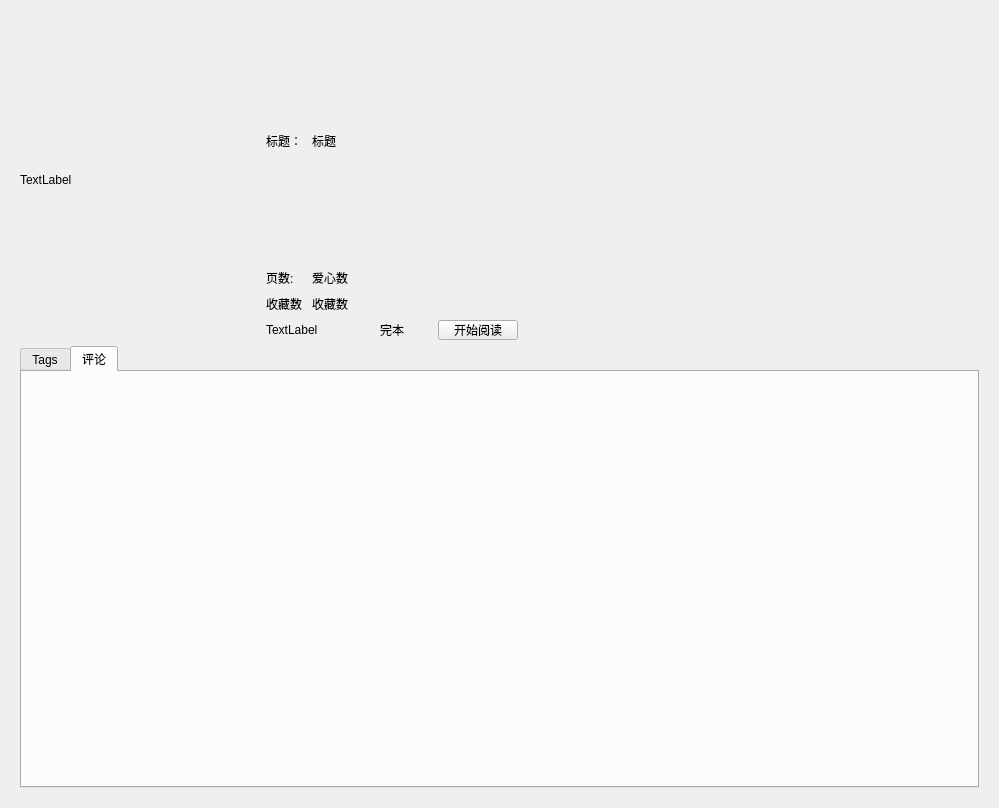
Qt form ui/bookinfo.ui (tonquer/ehentai-qt) before a commit.
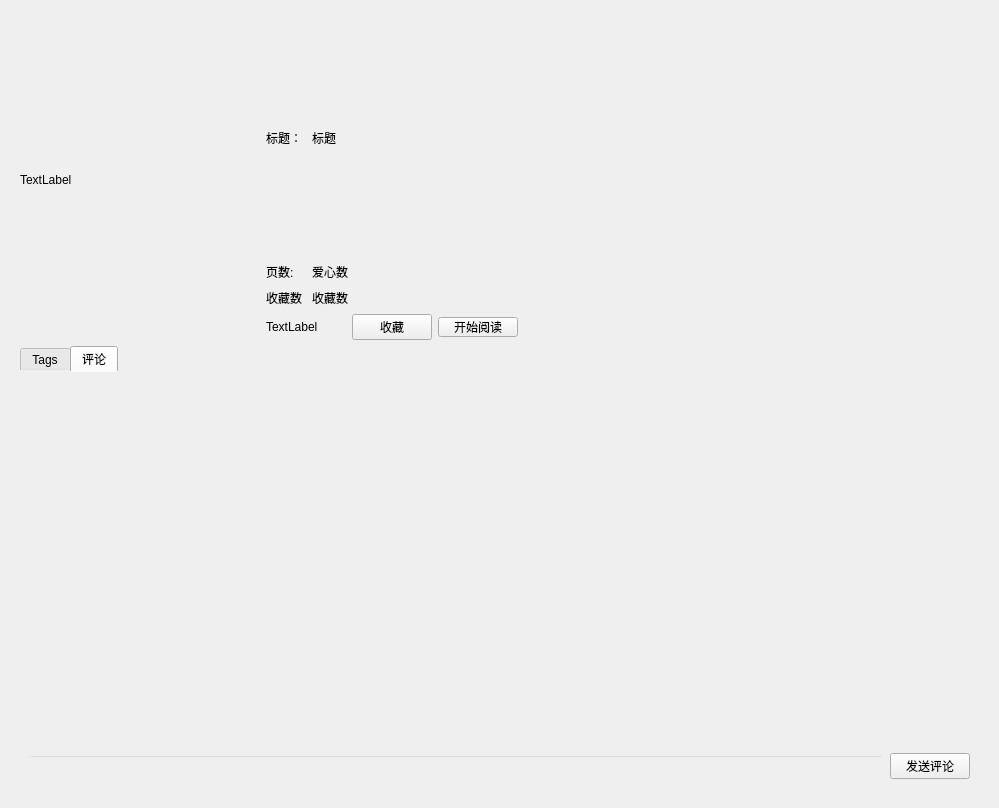
The same form after that commit. The open tabs and pages were chosen to show the change. Custom widgets are drawn as their Qt base class.

Commit message: 新增收藏，登录优化

Patch:
```diff
--- a/ui/bookinfo.ui
+++ b/ui/bookinfo.ui
@@ -150,27 +150,9 @@
                     </widget>
                    </item>
                    <item>
-                    <widget class="QLabel" name="isFinished">
-                     <property name="minimumSize">
-                      <size>
-                       <width>80</width>
-                       <height>0</height>
-                      </size>
-                     </property>
-                     <property name="maximumSize">
-                      <size>
-                       <width>80</width>
-                       <height>20</height>
-                      </size>
-                     </property>
+                    <widget class="QPushButton" name="pushButton">
                      <property name="text">
-                      <string>完本</string>
-                     </property>
-                     <property name="textFormat">
-                      <enum>Qt::AutoText</enum>
-                     </property>
-                     <property name="alignment">
-                      <set>Qt::AlignCenter</set>
+                      <string>收藏</string>
                      </property>
                     </widget>
                    </item>
@@ -210,6 +192,9 @@
            </item>
            <item>
             <widget class="QTabWidget" name="tabWidget">
+             <property name="styleSheet">
+              <string notr="true">QTabWidget:pane {border-top:0px solid #e8f3f9;background:  transparent; }</string>
+             </property>
              <property name="currentIndex">
               <number>0</number>
              </property>
@@ -223,7 +208,34 @@
               <attribute name="title">
                <string>评论</string>
               </attribute>
-              <layout class="QGridLayout" name="commentLayout"/>
+              <layout class="QGridLayout" name="commentLayout">
+               <item row="0" column="0">
+                <widget class="QtBookList" name="listWidget">
+                 <property name="styleSheet">
+                  <string notr="true">QListWidget {background-color:transparent;}
+QListWidget::item { border-bottom: 1px solid black; }</string>
+                 </property>
+                </widget>
+               </item>
+               <item row="1" column="0">
+                <layout class="QHBoxLayout" name="horizontalLayout_4">
+                 <item>
+                  <widget class="QLineEdit" name="commentLine">
+                   <property name="styleSheet">
+                    <string notr="true">background-color:transparent;</string>
+                   </property>
+                  </widget>
+                 </item>
+                 <item>
+                  <widget class="QPushButton" name="commentButton">
+                   <property name="text">
+                    <string>发送评论</string>
+                   </property>
+                  </widget>
+                 </item>
+                </layout>
+               </item>
+              </layout>
              </widget>
             </widget>
            </item>
@@ -237,6 +249,13 @@
    </item>
   </layout>
  </widget>
+ <customwidgets>
+  <customwidget>
+   <class>QtBookList</class>
+   <extends>QListWidget</extends>
+   <header location="global">.qtlistwidget.h</header>
+  </customwidget>
+ </customwidgets>
  <resources/>
  <connections>
   <connection>
```
Left out of the diff: 45 changed lines with no effect on the pictures. The commit also changes 83 other files.
